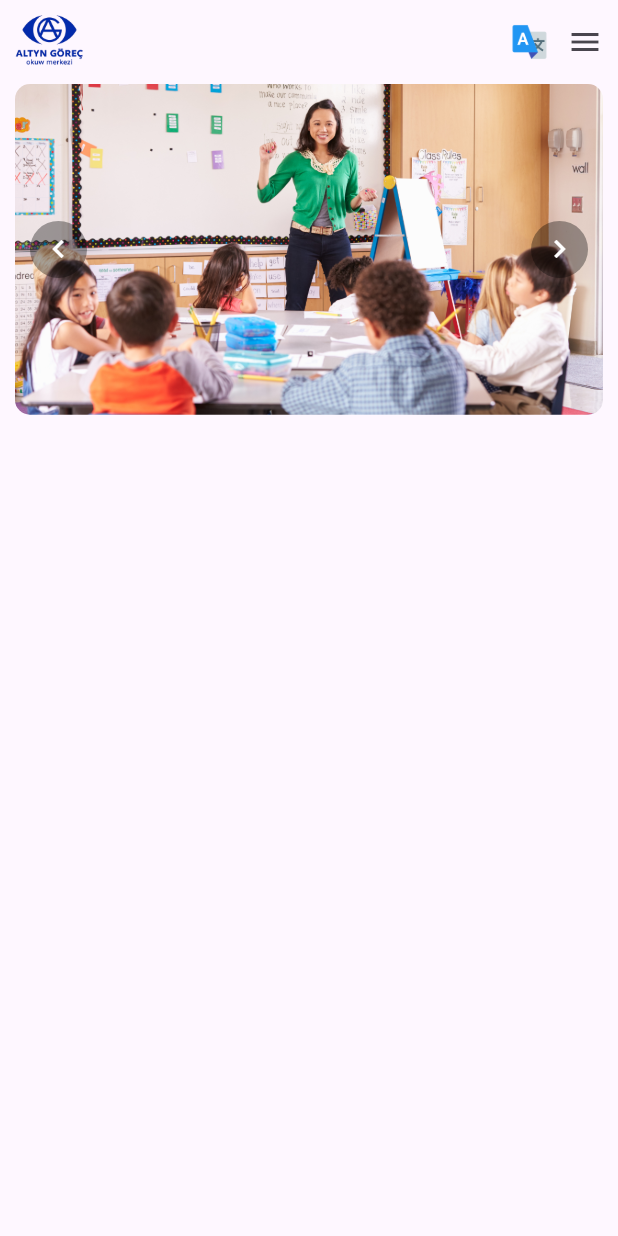
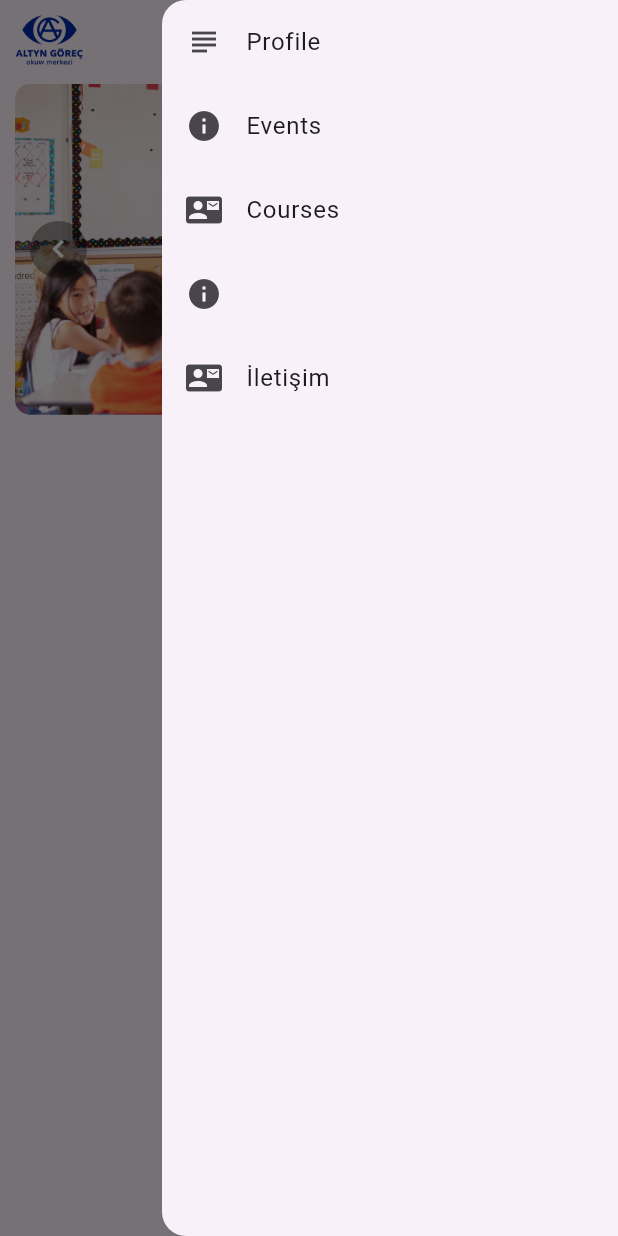
Before and after one commit to Vepa03/AltynGorech_App, a Flutter app: the screen it shows after launch, with the side drawer open (before the commit the screen has no drawer), on a phone screen of 412 x 824 dp. Run offline on Flutter 3.47's test engine with Material 3 defaults, Android fonts, the light colour scheme and no system bars.

Commit message:
added drawer button

```diff
--- a/lib/pages/HomePage.dart
+++ b/lib/pages/HomePage.dart
@@ -8,6 +8,8 @@ class HomePage extends StatefulWidget {
 }
 
 class _HomePageState extends State<HomePage> {
+
+  final GlobalKey<ScaffoldState> _scaffoldKey = GlobalKey<ScaffoldState>();
 
   final _images = [
     "assets/images/bg1.png",
@@ -46,6 +48,7 @@ class _HomePageState extends State<HomePage> {
   @override
   Widget build(BuildContext context) {
     return Scaffold(
+      key: _scaffoldKey,
       appBar: AppBar(
         leading: Padding(
           padding: const EdgeInsets.only(left: 10.0),
@@ -59,12 +62,29 @@ class _HomePageState extends State<HomePage> {
                 height: 30,
                 child: Image.asset("assets/icons/language.png", fit: BoxFit.cover)),
               Padding(
-                padding: const EdgeInsets.all(10.0),
-                child: Icon(Icons.menu),
+                padding: const EdgeInsets.only(left: 5.0, right: 10.0),
+                child: IconButton(
+                icon: const Icon(Icons.menu, color: Colors.black87),
+                onPressed: () => _scaffoldKey.currentState!.openEndDrawer(),
+              ),
+
               ),
             ],
           )
         ],
+      ),
+      endDrawer: Drawer(
+        child: SafeArea(
+          child: ListView(
+            children:  [
+              ListTile(leading: Icon(Icons.subject), title: Text("Profile")),
+              ListTile(leading: Icon(Icons.info), title: Text("Events")),
+              ListTile(leading: Icon(Icons.contact_mail), title: Text("Courses")),
+              ListTile(leading: Icon(Icons.info), title: Text("")),
+              ListTile(leading: Icon(Icons.contact_mail), title: Text("İletişim")),
+            ],
+          ),
+        ),
       ),
       body: ListView(
         children: [
```
